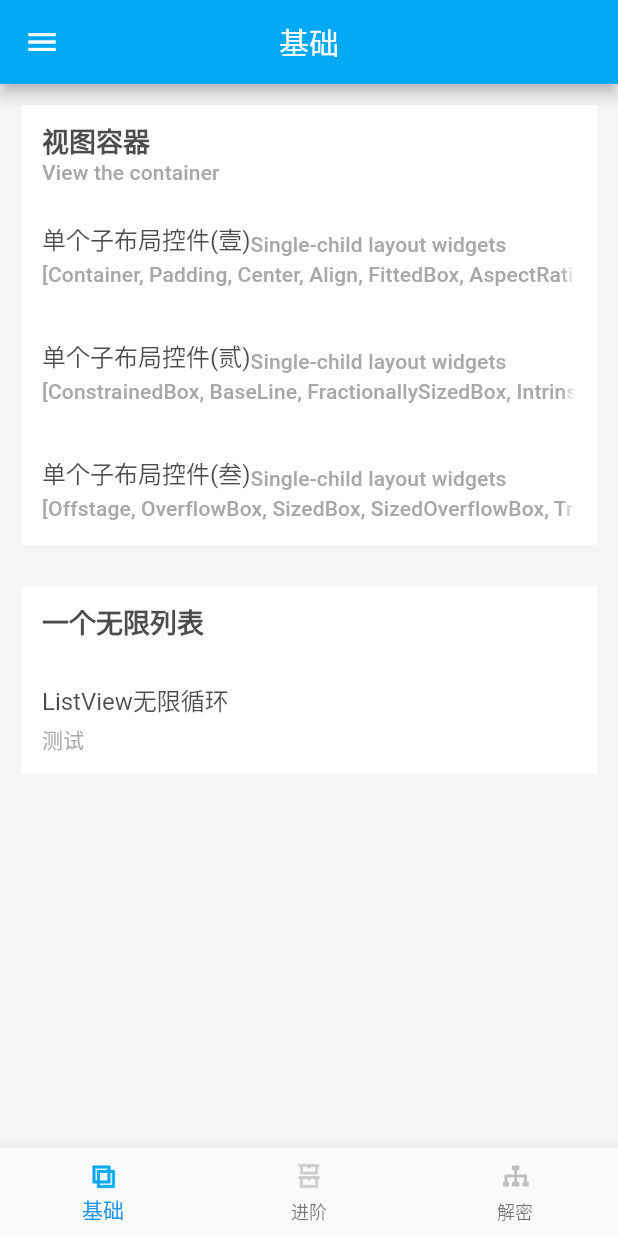
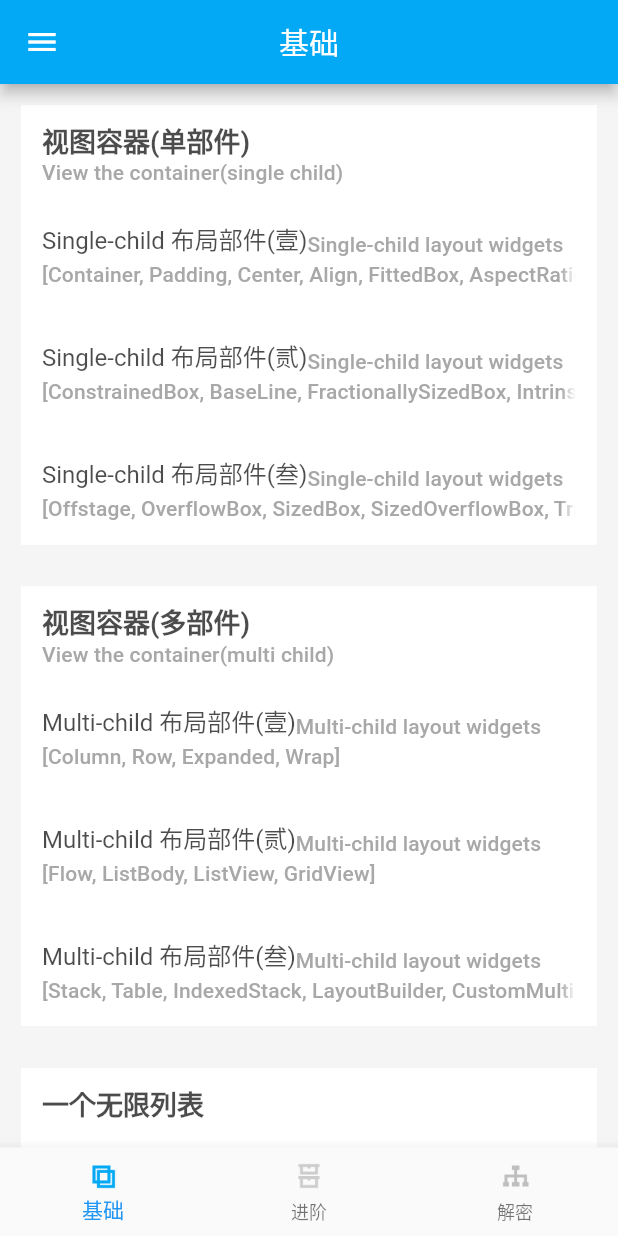
Before and after one commit to WitheredSkull/Flutter_Widget, a Flutter app: the screen it shows after launch, on a phone screen of 412 x 824 dp. Run offline on Flutter 3.47's test engine with Material 2 defaults, Android fonts, the phone set to English and light mode, and no system bars.

Commit message:
新增四个小部件，又有些看的很懵逼，但是效果给我做出来了

```diff
--- a/lib/application/WidgetData.dart
+++ b/lib/application/WidgetData.dart
@@ -1,4 +1,4 @@
-var LAYOUT = [
+var LAYOUT_SINGLE = [
   "Container",
   "Padding",
   "Center",
@@ -18,3 +18,18 @@ var LAYOUT = [
   "Transform",
   "CustomSingleChildLayout"
 ];
+var LAYOUT_MULTI = [
+  "Column",
+  "Row",
+  "Expanded",
+  "Wrap",
+  "Flow",
+  "ListBody",
+  "ListView",
+  "GridView",
+  "Stack",
+  "Table",
+  "IndexedStack",
+  "LayoutBuilder",
+  "CustomMultiChildLayout",
+];
--- a/lib/presenter/BasicsPresenter.dart
+++ b/lib/presenter/BasicsPresenter.dart
@@ -2,17 +2,52 @@ import 'package:flutter_widget/model/bean/ItemViewExplainBean.dart';
 
 import 'package:flutter_widget/application/WidgetData.dart' as WidgetData;
 
-class BasicsPresenter{
-  int layoutHalf;
-  List<ItemViewExplainBean> itemData = [];
-  BasicsPresenter(){
-    layoutHalf = (WidgetData.LAYOUT.length ~/ 3).toInt();
+class BasicsPresenter {
+  int singleLayoutWeight;
+  int multiLayoutWeight;
+  List<ItemViewExplainBean> singleLayoutData = [];
+  List<ItemViewExplainBean> multiLayoutData = [];
+
+  BasicsPresenter() {
+    singleLayoutWeight = (WidgetData.LAYOUT_SINGLE.length ~/ 3).toInt();
+    multiLayoutWeight = (WidgetData.LAYOUT_MULTI.length ~/ 3).toInt();
     _initItemData();
   }
 
-  _initItemData(){
-    itemData.add(ItemViewExplainBean("单个子布局控件(壹)", "Single-child layout widgets", WidgetData.LAYOUT.sublist(0, layoutHalf).toString(), ""));
-    itemData.add(ItemViewExplainBean("单个子布局控件(贰)", "Single-child layout widgets", WidgetData.LAYOUT.sublist(layoutHalf, layoutHalf * 2).toString(), ""));
-    itemData.add(ItemViewExplainBean("单个子布局控件(叁)", "Single-child layout widgets", WidgetData.LAYOUT.sublist(layoutHalf*2, WidgetData.LAYOUT.length).toString(), ""));
+  _initItemData() {
+    singleLayoutData.add(ItemViewExplainBean(
+        "Single-child 布局部件(壹)",
+        "Single-child layout widgets",
+        WidgetData.LAYOUT_SINGLE.sublist(0, singleLayoutWeight).toString(),
+        ""));
+    singleLayoutData.add(ItemViewExplainBean(
+        "Single-child 布局部件(贰)",
+        "Single-child layout widgets",
+        WidgetData.LAYOUT_SINGLE
+            .sublist(singleLayoutWeight, singleLayoutWeight * 2)
+            .toString(),
+        ""));
+    singleLayoutData.add(ItemViewExplainBean(
+        "Single-child 布局部件(叁)",
+        "Single-child layout widgets",
+        WidgetData.LAYOUT_SINGLE
+            .sublist(singleLayoutWeight * 2, WidgetData.LAYOUT_SINGLE.length)
+            .toString(),
+        ""));
+    multiLayoutData.add(ItemViewExplainBean(
+        "Multi-child 布局部件(壹)",
+        "Multi-child layout widgets",
+        WidgetData.LAYOUT_MULTI.sublist(0, multiLayoutWeight).toString(),
+        ""));
+    multiLayoutData.add(ItemViewExplainBean(
+        "Multi-child 布局部件(贰)",
+        "Multi-child layout widgets",
+        WidgetData.LAYOUT_MULTI.sublist(multiLayoutWeight, multiLayoutWeight*2).toString(),
+        ""));
+    multiLayoutData.add(ItemViewExplainBean(
+        "Multi-child 布局部件(叁)",
+        "Multi-child layout widgets",
+        WidgetData.LAYOUT_MULTI.sublist(multiLayoutWeight*2, WidgetData.LAYOUT_MULTI.length).toString(),
+        ""));
   }
 }
--- /dev/null
+++ b/lib/view/container/MultiLayout.dart
@@ -0,0 +1,84 @@
+import 'package:flutter/material.dart';
+import 'package:flutter_widget/model/bean/ItemViewExplainBean.dart';
+import 'package:flutter_widget/view/base/BaseCodeState.dart';
+import 'package:flutter_widget/view/widget/ColumnWidget.dart';
+import 'package:flutter_widget/view/widget/ExpandedWidget.dart';
+import 'package:flutter_widget/view/widget/Explan.dart';
+import 'package:flutter_widget/application/app.dart' as APP;
+import 'package:flutter_widget/view/widget/ItemName.dart';
+import 'package:flutter_widget/view/widget/RowWidget.dart';
+import 'package:flutter_widget/view/widget/WrapWidget.dart';
+
+class MultiLayout extends StatefulWidget {
+  ItemViewExplainBean data;
+
+  MultiLayout(this.data);
+
+  @override
+  State<StatefulWidget> createState() {
+    return LayoutState();
+  }
+}
+
+class LayoutState extends BaseCodeState<MultiLayout> {
+  @override
+  Widget body() {
+    return SingleChildScrollView(
+      child: Column(
+        crossAxisAlignment: CrossAxisAlignment.center,
+        children: <Widget>[
+          Explan(
+            widget.data.title,
+            marginTop: APP.AssetsSize.SIZE_DEFAULT_PADDING,
+            children: <Widget>[
+              Text(widget.data.subtitle),
+              Text(widget.data.explain)
+            ],
+          ),
+          ItemName("Column"),
+          ColumnWidget(),
+          ItemName("Row"),
+          RowWidget(),
+          ItemName("Expanded"),
+          Row(
+            children: <Widget>[
+              Container(
+                width: 80,
+                height: 50,
+                color: Colors.lightBlue,
+              ),
+              Container(
+                width: 80,
+                height: 50,
+                color: Colors.yellow,
+              ),
+              ExpandedWidget(),
+              Expanded(
+                flex: 1,
+                child: Container(
+                    alignment: Alignment.center,
+                    height: 50,
+                    color: Colors.brown,
+                    child: Text(
+                      "flex: 1",
+                      style: TextStyle(color: Colors.white),
+                    )),
+              ),
+            ],
+          ),
+          ItemName("Wrap"),
+          WrapWidget(),
+          SizedBox(height: 48,)
+        ],
+      ),
+    );
+  }
+
+  @override
+  void initData() {}
+
+  @override
+  String title() {
+    return widget.data.title;
+  }
+}
--- /dev/null
+++ b/lib/view/container/MultiLayout2.dart
@@ -0,0 +1,45 @@
+import 'package:flutter/material.dart';
+import 'package:flutter_widget/model/bean/ItemViewExplainBean.dart';
+import 'package:flutter_widget/view/base/BaseCodeState.dart';
+import 'package:flutter_widget/view/widget/Explan.dart';
+import 'package:flutter_widget/application/app.dart'  as APP;
+
+class Multi2Layout extends StatefulWidget {
+  ItemViewExplainBean data;
+
+  Multi2Layout(this.data);
+
+  @override
+  State<StatefulWidget> createState() {
+    return LayoutState();
+  }
+}
+
+class LayoutState extends BaseCodeState<Multi2Layout> {
+  @override
+  Widget body() {
+    return SingleChildScrollView(
+      child: Column(
+        crossAxisAlignment: CrossAxisAlignment.center,
+        children: <Widget>[
+          Explan(
+            widget.data.title,
+            marginTop: APP.AssetsSize.SIZE_DEFAULT_PADDING,
+            children: <Widget>[
+              Text(widget.data.subtitle),
+              Text(widget.data.explain)
+            ],
+          ),
+        ],
+      ),
+    );
+  }
+
+  @override
+  void initData() {}
+
+  @override
+  String title() {
+    return widget.data.title;
+  }
+}
--- /dev/null
+++ b/lib/view/container/MultiLayout3.dart
@@ -0,0 +1,47 @@
+import 'package:flutter/material.dart';
+import 'package:flutter_widget/model/bean/ItemViewExplainBean.dart';
+import 'package:flutter_widget/view/base/BaseCodeState.dart';
+import 'package:flutter_widget/view/widget/Explan.dart';
+import 'package:flutter_widget/application/app.dart'  as APP;
+
+class Multi3Layout extends StatefulWidget {
+  ItemViewExplainBean data;
+
+  Multi3Layout(this.data);
+
+  @override
+  State<StatefulWidget> createState() {
+    return LayoutState();
+  }
+}
+
+class LayoutState extends BaseCodeState<Multi3Layout> {
+  @override
+  Widget body() {
+    return SingleChildScrollView(
+      child: Column(
+        crossAxisAlignment: CrossAxisAlignment.center,
+        children: <Widget>[
+          Explan(
+            widget.data.title,
+            marginTop: APP.AssetsSize.SIZE_DEFAULT_PADDING,
+            children: <Widget>[
+              Text(widget.data.subtitle),
+              Text(widget.data.explain)
+            ],
+          ),
+        ],
+      ),
+    );
+  }
+
+  @override
+  void initData() {
+  }
+
+  @override
+  String title() {
+    return widget.data.title;
+  }
+
+}
--- a/lib/view/home/Basics.dart
+++ b/lib/view/home/Basics.dart
@@ -2,12 +2,16 @@ import 'dart:math';
 
 import 'package:flutter/material.dart';
 import 'package:flutter_widget/presenter/BasicsPresenter.dart';
-import 'package:flutter_widget/view/container/Layout.dart';
-import 'package:flutter_widget/view/container/Layout2.dart';
-import 'package:flutter_widget/view/container/Layout3.dart';
+import 'package:flutter_widget/view/container/MultiLayout.dart';
+import 'package:flutter_widget/view/container/MultiLayout2.dart';
+import 'package:flutter_widget/view/container/MultiLayout3.dart';
+import 'package:flutter_widget/view/container/SingleLayout.dart';
+import 'package:flutter_widget/view/container/SingleLayout2.dart';
+import 'package:flutter_widget/view/container/SingleLayout3.dart';
 import 'package:flutter_widget/view/list/InfiniteList.dart';
 import 'package:flutter_widget/view/widget/Item.dart';
 import 'package:flutter_widget/view/widget/Rectangle.dart';
+import 'package:flutter_widget/application/app.dart' as APP;
 
 class BasicsPage extends StatefulWidget {
   @override
@@ -28,53 +32,94 @@ class BasicsState extends State<BasicsPage> {
 
   @override
   Widget build(BuildContext context) {
-    return Column(
+    return SingleChildScrollView(
+      child: Column(
         children: <Widget>[
           RectangleContainer(
-          "视图容器",
-          subtitle: "View the container",
+            "视图容器(单部件)",
+            subtitle: "View the container(single child)",
             children: <Widget>[
               ItemView(
-              presenter.itemData[0].title,
-              beHindText: presenter.itemData[0].behindTitle,
-              subtitle:
-              presenter.itemData[0].subtitle,
+                presenter.singleLayoutData[0].title,
+                beHindText: presenter.singleLayoutData[0].behindTitle,
+                subtitle: presenter.singleLayoutData[0].subtitle,
                 onTap: () {
                   Navigator.push(context, MaterialPageRoute(builder: (setting) {
                     return LayoutPage(
-                    presenter.itemData[0],
+                      presenter.singleLayoutData[0],
                     );
                   }));
                 },
               ),
               ItemView(
-              presenter.itemData[1].title,
-              beHindText: presenter.itemData[1].behindTitle,
-              subtitle:
-              presenter.itemData[1].subtitle,
+                presenter.singleLayoutData[1].title,
+                beHindText: presenter.singleLayoutData[1].behindTitle,
+                subtitle: presenter.singleLayoutData[1].subtitle,
                 onTap: () {
                   Navigator.push(context, MaterialPageRoute(builder: (setting) {
                     return Layout2Page(
-                    presenter.itemData[1],
+                      presenter.singleLayoutData[1],
                     );
                   }));
                 },
               ),
               ItemView(
-              presenter.itemData[2].title,
-              beHindText: presenter.itemData[2].behindTitle,
-              subtitle:
-              presenter.itemData[2].subtitle,
+                presenter.singleLayoutData[2].title,
+                beHindText: presenter.singleLayoutData[2].behindTitle,
+                subtitle: presenter.singleLayoutData[2].subtitle,
                 onTap: () {
                   Navigator.push(context, MaterialPageRoute(builder: (setting) {
                     return Layout3Page(
-                    presenter.itemData[2],
+                      presenter.singleLayoutData[2],
                     );
                   }));
                 },
               ),
             ],
           ),
+          RectangleContainer("视图容器(多部件)",
+              subtitle: "View the container(multi child)",
+              children: <Widget>[
+                ItemView(
+                  presenter.multiLayoutData[0].title,
+                  beHindText: presenter.multiLayoutData[0].behindTitle,
+                  subtitle: presenter.multiLayoutData[0].subtitle,
+                  onTap: () {
+                    Navigator.push(context,
+                        MaterialPageRoute(builder: (setting) {
+                      return MultiLayout(
+                        presenter.multiLayoutData[0],
+                      );
+                    }));
+                  },
+                ),
+                ItemView(
+                  presenter.multiLayoutData[1].title,
+                  beHindText: presenter.multiLayoutData[1].behindTitle,
+                  subtitle: presenter.multiLayoutData[1].subtitle,
+                  onTap: () {
+                    Navigator.push(context,
+                        MaterialPageRoute(builder: (setting) {
+                      return Multi2Layout(
+                        presenter.multiLayoutData[1],
+                      );
+                    }));
+                  },
+                ),
+                ItemView(
+                  presenter.multiLayoutData[2].title,
+                  beHindText: presenter.multiLayoutData[2].behindTitle,
+                  subtitle: presenter.multiLayoutData[2].subtitle,
+                  onTap: () {
+                    Navigator.push(context,
+                        MaterialPageRoute(builder: (setting) {
+                      return Multi3Layout(
+                        presenter.multiLayoutData[2],
+                      );
+                    }));
+                  },
+                ),
+              ]),
           RectangleContainer(
             "一个无限列表",
             children: <Widget>[
@@ -84,6 +129,7 @@ class BasicsState extends State<BasicsPage> {
             ],
           )
         ],
+      ),
     );
   }
 
--- /dev/null
+++ b/lib/view/widget/ExpandedWidget.dart
@@ -0,0 +1,27 @@
+import 'package:flutter/material.dart';
+
+class ExpandedWidget extends StatelessWidget {
+  @override
+  Widget build(BuildContext context) {
+    ///可以扩充Row,Column,Flex的剩余空间，但是只能使用在这三个之中，并且只能是StatelessWidgets或者StatefulWidgets的部件才能使用
+    /**A widget that expands a child of a Row, Column, or Flex.
+     * An Expanded widget must be a descendant of a Row, Column, or Flex, and the path from the Expanded widget to its enclosing Row, Column, or Flex must contain only StatelessWidgets or StatefulWidgets (not other kinds of widgets, like RenderObjectWidgets).
+     */
+    return Expanded(
+
+      /**当默认值为1时会撑开布局的主轴剩余空间，
+       * 比如这里是一个Row，前面两个部件总共占用200宽度，那屏幕剩下来的所有宽度都会被Expanded占据
+       * 如果设置成其他的值则需要Row里面有多个Expanded,用flex弹性伸缩
+       */
+        flex: 2,
+        child: Container(
+          alignment: Alignment.center,
+          height: 50,
+          color: Colors.cyan,
+          child: Text(
+            "flex: 2",
+            style: TextStyle(color: Colors.white),
+          ),
+        ));
+  }
+}
--- a/lib/view/widget/Item.dart
+++ b/lib/view/widget/Item.dart
@@ -36,6 +36,7 @@ class ItemView extends StatelessWidget {
       leading: null,
       //前面的ICON
       title: Row(
+        mainAxisSize: MainAxisSize.max,
         crossAxisAlignment: CrossAxisAlignment.end,
         children: <Widget>[
           Text(
@@ -43,10 +44,14 @@ class ItemView extends StatelessWidget {
             style: Theme.of(context).textTheme.title,
           ),
           if (beHindText != null)
-            Text(
+            Expanded(
+                child: Text(
               beHindText,
+              overflow: TextOverflow.fade,
+              softWrap: false,
+              maxLines: 1,
               style: Theme.of(context).textTheme.subtitle,
-            ),
+            )),
         ],
       ),
       //标题
--- a/lib/view/widget/Rectangle.dart
+++ b/lib/view/widget/Rectangle.dart
@@ -26,8 +26,8 @@ class RectangleContainer extends StatelessWidget {
       color: backgroundColor,
       child: Material(
         color: backgroundColor,
-        child: ListView(
-          shrinkWrap: true,
+        child: Column(
+          crossAxisAlignment: CrossAxisAlignment.start,
           children: _getChildren(context),
         ),
       ),
```
Also changed, not shown: lib/view/widget/ColumnWidget.dart (added, +55 -0 lines), lib/view/widget/RowWidget.dart (added, +64 -0 lines), lib/view/widget/WrapWidget.dart (added, +54 -0 lines), lib/view/container/SingleLayout.dart (renamed from lib/view/container/Layout.dart), lib/view/container/SingleLayout2.dart (renamed from lib/view/container/Layout2.dart), lib/view/container/SingleLayout3.dart (renamed from lib/view/container/Layout3.dart). Lines whose indentation alone changed are shown as unchanged.
